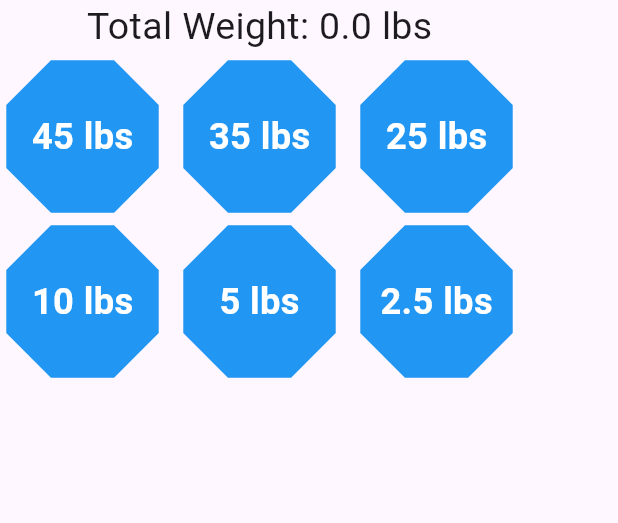
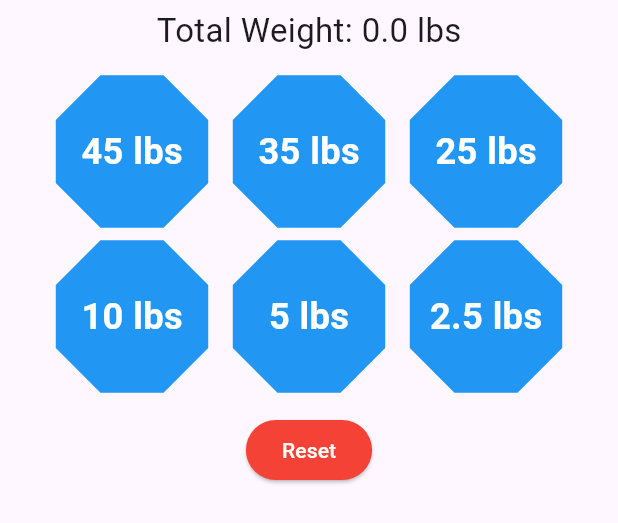
Before and after one commit to Ameer-Mushani/Delta-Gains, a Flutter app: the WeightSelector widget shown alone on an empty page, opened directly with empty values, on a phone screen of 412 x 824 dp. Shown: the top 523 px of the screen. Run offline on Flutter 3.47's test engine with Material 3 defaults, Android fonts, the phone set to English and light mode, and no system bars; our stand-ins replace expansion_tile_card, table_calendar.

Commit message:
add reset button

```diff
--- a/lib/weight_selector.dart
+++ b/lib/weight_selector.dart
@@ -17,14 +17,21 @@ class _WeightSelectorState extends State<WeightSelector> {
       widget.exercise.weight += weight;
     });
   }
-
+  void resetWeight() {
+    setState(() {
+      widget.exercise.weight = 0;
+    });
+  }
   @override
   Widget build(BuildContext context) {
     return Column(
       children: [
-        Text('Total Weight: ${widget.exercise.weight} lbs', style: TextStyle(fontSize: 25)),
+        SizedBox(height: 5),
+        Text('Total Weight: ${widget.exercise.weight} lbs', style: TextStyle(fontSize: 22)),
+        SizedBox(height: 10),
         Wrap(
-          spacing: 8.0,
+          spacing: 8.0, // Space between buttons
+          alignment: WrapAlignment.center, // Center the buttons horizontally
           children: <Widget>[
             HexagonButton(size: 110.0, weight: 45.0, onPressed: () => addWeight(45.0), label: '45 lbs'),
             HexagonButton(size: 110.0, weight: 35.0, onPressed: () => addWeight(35.0), label: '35 lbs'),
@@ -33,6 +40,17 @@ class _WeightSelectorState extends State<WeightSelector> {
             HexagonButton(size: 110.0, weight: 5.0, onPressed: () => addWeight(5.0), label: '5 lbs'),
             HexagonButton(size: 110.0, weight: 2.5, onPressed: () => addWeight(2.5), label: '2.5 lbs'),
           ],
+        ),
+        SizedBox(height: 10), // Add some spacing before the reset button
+        Center( // Center the reset button horizontally
+          child: ElevatedButton(
+            onPressed: resetWeight,
+            child: Text('Reset'),
+            style: ElevatedButton.styleFrom(
+              primary: Colors.red, // Button color
+              onPrimary: Colors.white, // Text color
+            ),
+          ),
         ),
       ],
     );
```
